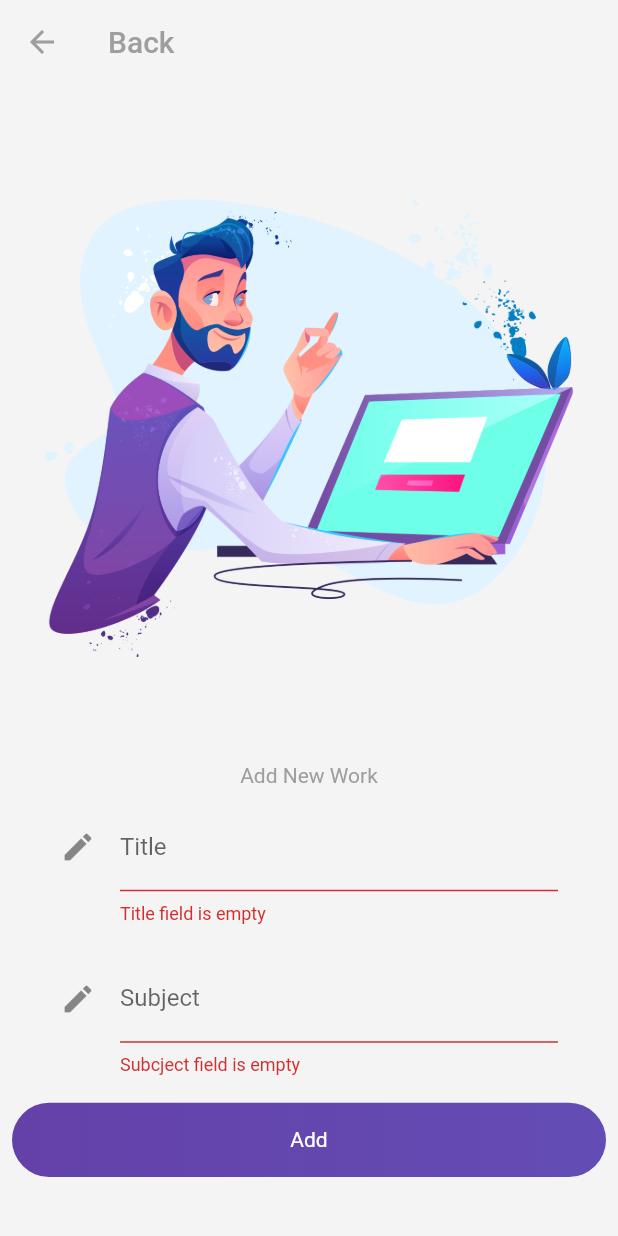
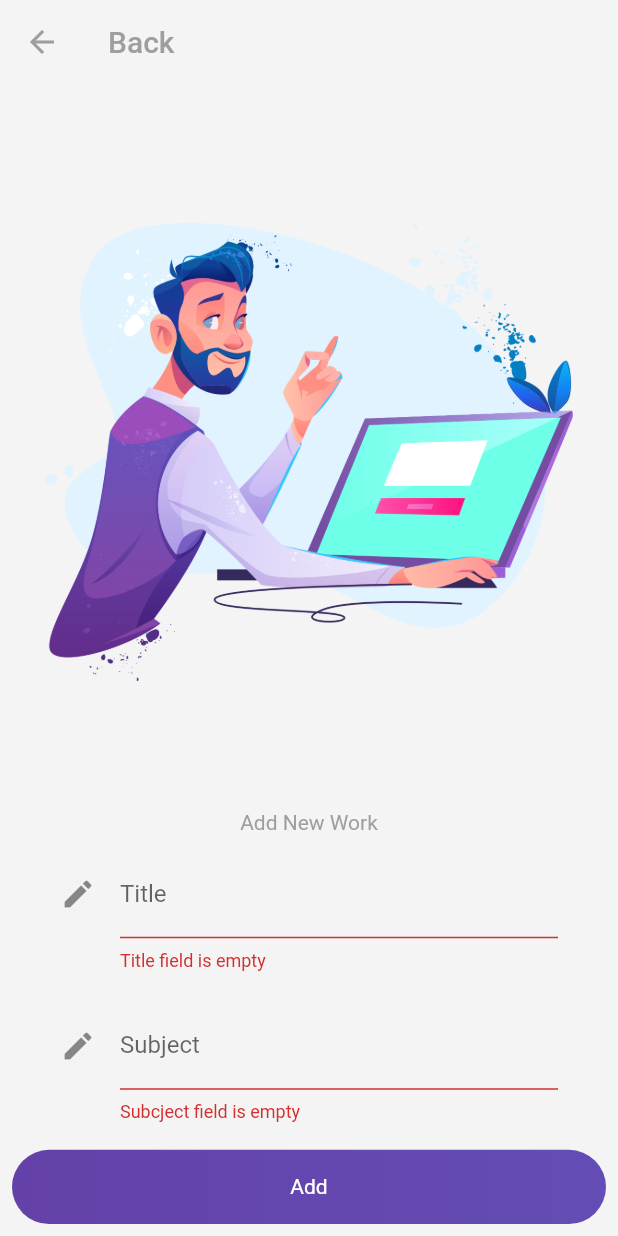
Before and after one commit to daniort/myhomework, a Flutter app: the NewHomeWork screen opened directly, after a tap on "Add", on a phone screen of 412 x 824 dp. Run offline on Flutter 3.47's test engine with Material 2 defaults, Android fonts, the phone set to English and light mode, and no system bars; our stand-ins replace cloud_firestore; accounts and stored records are empty.

Commit message:
sesion 3

```diff
--- a/lib/screens/add_new.dart
+++ b/lib/screens/add_new.dart
@@ -1,3 +1,5 @@
+//import 'package:cloud_firestore/cloud_firestore.dart';
+import 'package:cloud_firestore/cloud_firestore.dart';
 import 'package:flutter/material.dart';
 
 class NewHomeWork extends StatefulWidget {
@@ -34,23 +36,16 @@ class _NewHomeWorkState extends State<NewHomeWork> {
         ),
         backgroundColor: Color(0xfff4f4f4),
       ),
-      body: Column(
+      body: Stack(
         children: <Widget>[
-          Container(
-            width: ancho,
-            height: alto * 0.55,
-            child: Center(
+          Column(
+            children: <Widget>[
+              Expanded(
                 child: Padding(
                   padding: const EdgeInsets.all(30.0),
                   child: Image.asset('assets/images/images6.png'),
                 ),
               ),
-          ),
-          Expanded(
-            child: SingleChildScrollView(
-              child: Column(
-                mainAxisAlignment: MainAxisAlignment.spaceEvenly,
-                children: <Widget>[
               Text('Add New Work', style: TextStyle(color: Colors.grey)),
               Form(
                 key: _mykey,
@@ -81,10 +76,9 @@ class _NewHomeWorkState extends State<NewHomeWork> {
                           }
                         },
                         decoration: InputDecoration(
-
                             icon: Icon(Icons.edit), labelText: 'Subject'),
                       ),
-                        )
+                    ),
                   ],
                 ),
               ),
@@ -94,6 +88,16 @@ class _NewHomeWorkState extends State<NewHomeWork> {
                   onTap: () {
                     if (_mykey.currentState.validate()) {
                       //guardar en la base de datos
+                      Firestore.instance
+                          .collection('works')
+                          .document()
+                          .setData({
+                        'title': _titleController.text,
+                        'subject': _subjectController.text
+                      });
+                      _titleController.clear();
+                      _subjectController.clear();
+                      Navigator.of(context).pop();
                     }
                   },
                   child: Container(
@@ -107,14 +111,12 @@ class _NewHomeWorkState extends State<NewHomeWork> {
                       ]),
                     ),
                     child: Center(
-                            child: Text('Add',
-                                style: TextStyle(color: Colors.white))),
+                        child:
+                            Text('Add', style: TextStyle(color: Colors.white))),
                   ),
                 ),
               )
             ],
-              ),
-            ),
           ),
         ],
       ),
--- a/pubspec.yaml
+++ b/pubspec.yaml
@@ -28,6 +28,7 @@ dependencies:
   # The following adds the Cupertino Icons font to your application.
   # Use with the CupertinoIcons class for iOS style icons.
   cupertino_icons: ^0.1.3
+  cloud_firestore: ^0.13.5
 
 dev_dependencies:
   flutter_test:
```
Also changed, not shown: lib/main.dart (+145 -36 lines), pubspec.lock, 3 other files. Lines whose indentation alone changed are shown as unchanged.
